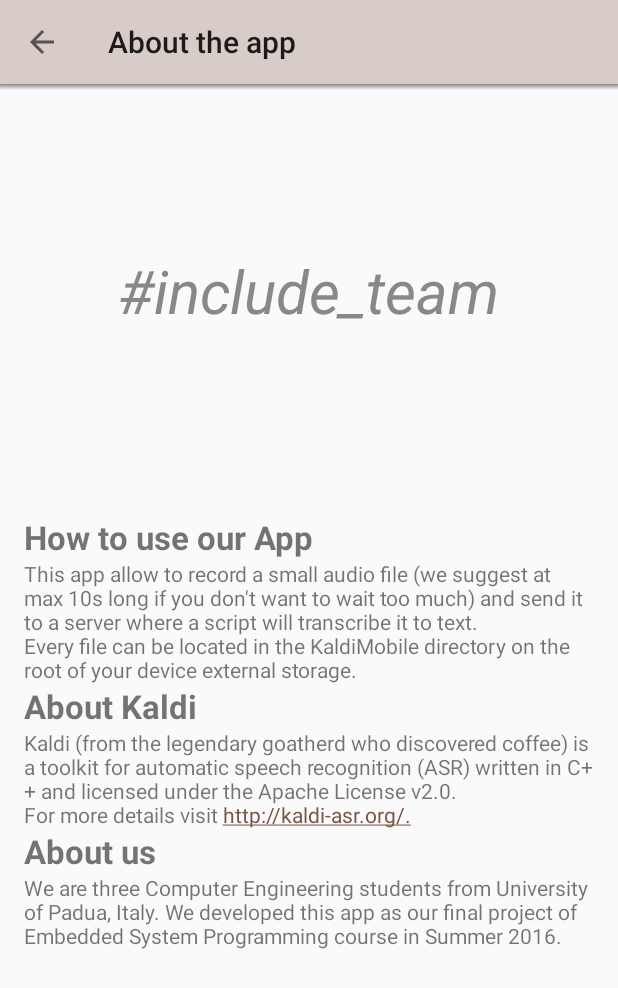
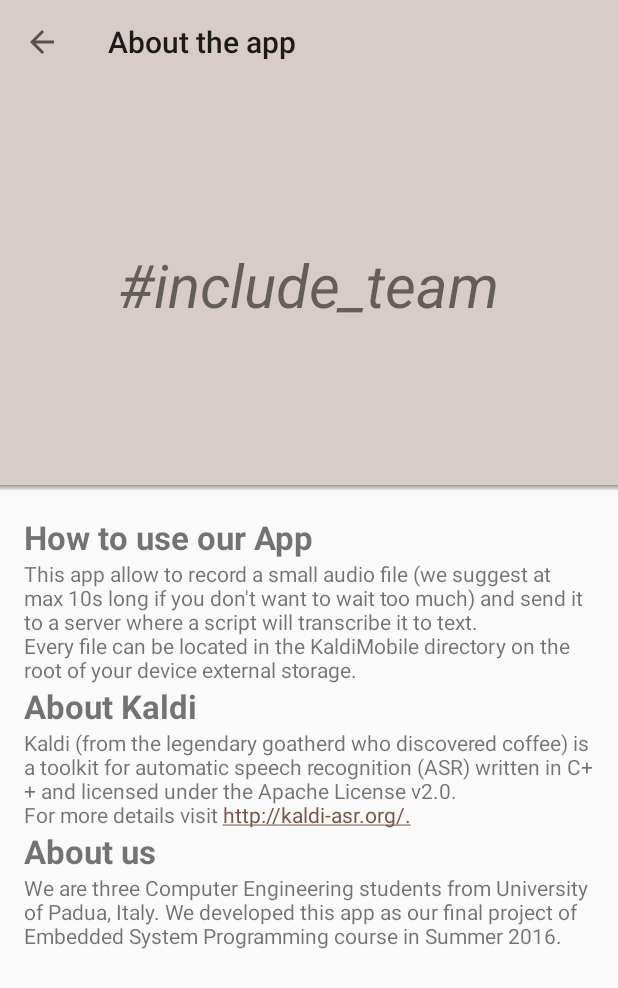
Before and after one commit to AndreaCarraro26/SpeechRecon1516, an Android app: the InfoActivity screen opened directly, with no data from a screen before it, on a phone screen of 412 x 824 dp. Shown: the top 988 px of the screen. Run offline under Robolectric (Android 15) with nearby library versions, the phone set to English and light mode, and no system bars.

Commit message:
- Layout

```diff
--- a/app/src/main/res/layout-land/activity_info.xml
+++ b/app/src/main/res/layout-land/activity_info.xml
@@ -22,18 +22,27 @@
         <RelativeLayout
             android:layout_width="match_parent"
             android:layout_height="0dp"
-            android:layout_weight="25">
+            android:layout_weight="25"
+            android:background="?attr/colorPrimary"
+            >
 
             <TextView
                 android:layout_width="wrap_content"
                 android:layout_height="wrap_content"
                 android:text="@string/team"
-                android:textColor="@color/subtitle"
                 android:textSize="40sp"
                 android:textStyle="italic"
                 android:layout_centerInParent="true"
                 />
+
         </RelativeLayout>
+
+        <View
+            android:id="@+id/toolbar_shadow_main"
+            android:layout_width="match_parent"
+            android:layout_height="@dimen/toolbar_shadow"
+            android:background="@drawable/shadow" />
+
         <ScrollView
             android:layout_width="match_parent"
             android:layout_height="0dp"
--- a/app/src/main/res/layout/activity_info.xml
+++ b/app/src/main/res/layout/activity_info.xml
@@ -14,20 +14,24 @@
     <RelativeLayout
         android:layout_width="match_parent"
         android:layout_height="0dp"
-        android:layout_weight="35">
+        android:layout_weight="35"
+        android:background="?attr/colorPrimary">
 
         <TextView
             android:layout_width="wrap_content"
             android:layout_height="wrap_content"
             android:text="@string/team"
-            android:textColor="@color/subtitle"
             android:textSize="40sp"
             android:textStyle="italic"
             android:layout_centerInParent="true"
             />
     </RelativeLayout>
 
-
+    <View
+        android:id="@+id/toolbar_shadow_main"
+        android:layout_width="match_parent"
+        android:layout_height="@dimen/toolbar_shadow"
+        android:background="@drawable/shadow" />
 
     <ScrollView
         android:layout_width="wrap_content"
--- a/app/src/main/res/layout/activity_main.xml
+++ b/app/src/main/res/layout/activity_main.xml
@@ -13,12 +13,6 @@
         layout="@layout/toolbar_main"
         android:id="@+id/toolbarMain">
     </include>
-
-    <View
-        android:id="@+id/toolbar_shadow_main"
-        android:layout_width="match_parent"
-        android:layout_height="@dimen/toolbar_shadow"
-        android:background="@drawable/shadow" />
 
     <!--stopwatch-->
     <RelativeLayout
--- a/app/src/main/res/layout/info_toolbar.xml
+++ b/app/src/main/res/layout/info_toolbar.xml
@@ -14,11 +14,6 @@
         app:titleMarginStart="16dp"
         android:background="?attr/colorPrimary"
         app:navigationIcon="?attr/homeAsUpIndicator"
-        android:elevation="4dp" />
+       />
 
-    <View
-        android:id="@+id/toolbar_shadow_info"
-        android:layout_width="match_parent"
-        android:layout_height="@dimen/toolbar_shadow"
-        android:background="@drawable/shadow" />
 </LinearLayout>
--- a/app/src/main/res/values-hdpi/dimens.xml
+++ b/app/src/main/res/values-hdpi/dimens.xml
@@ -1,5 +1,4 @@
 <resources>
-    <!-- Default screen margins, per the Android Design guidelines. -->
     <dimen name="toolbar_shadow">4dp</dimen>
     <dimen name="iconPadLeft">20dp</dimen>16dp
     <dimen name="textPadLeft">16dp</dimen>
```
Also changed, not shown: app/src/main/res/layout-land/activity_main.xml (+1 -8 lines), app/src/main/res/layout/toolbar_main.xml (+18 -1 lines).
